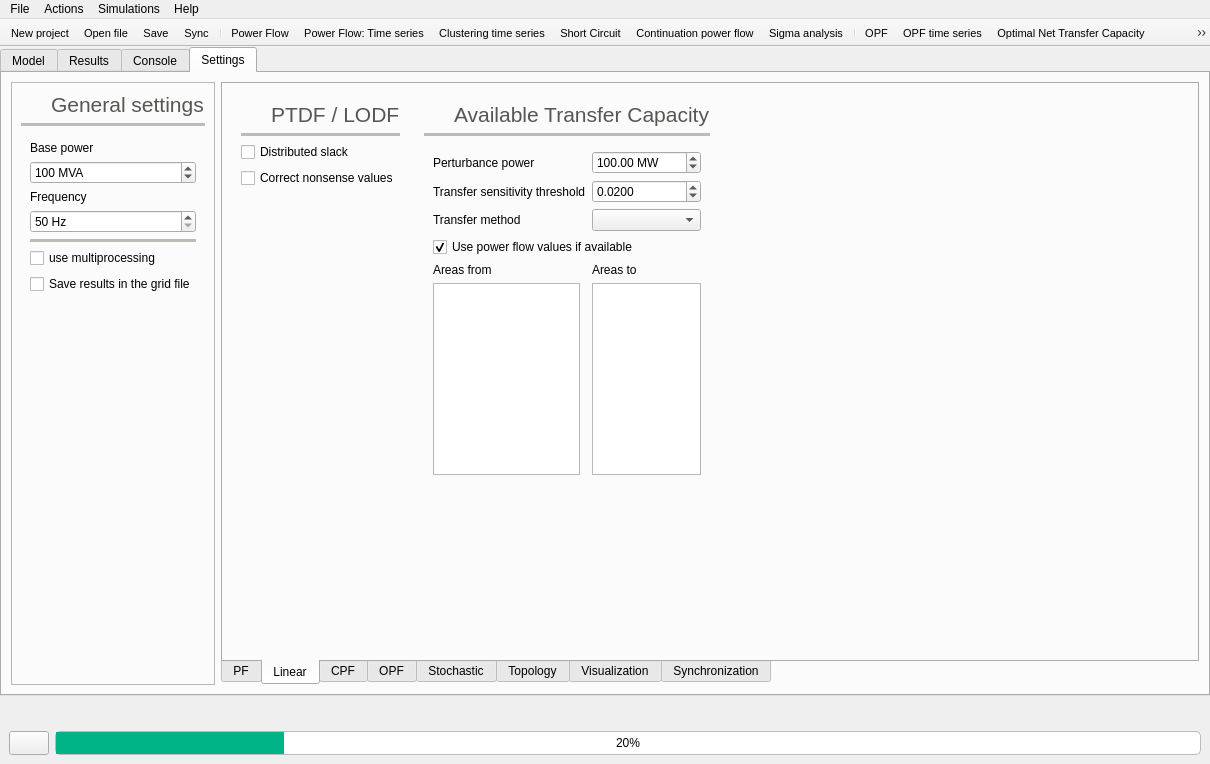
First picture: the form in src/GridCal/Gui/Main/MainWindow.ui, repository SanPen/GridCal, before the edit.
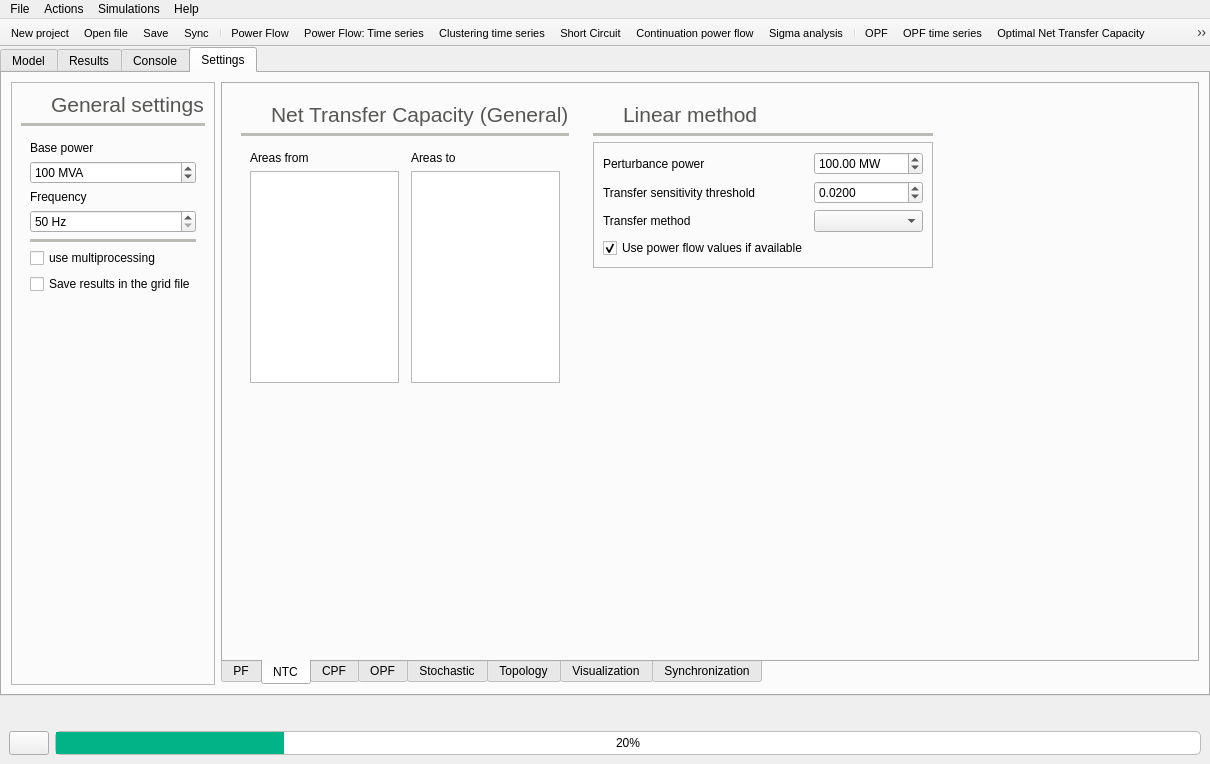
Second picture: the form after the edit. The open tabs and pages were chosen to show the change. Icons and pictures are not drawn.

What changed in the file:
```diff
--- a/src/GridCal/Gui/Main/MainWindow.ui
+++ b/src/GridCal/Gui/Main/MainWindow.ui
@@ -2976,33 +2976,6 @@
                 </widget>
                </item>
                <item>
-                <spacer name="verticalSpacer_10">
-                 <property name="orientation">
-                  <enum>Qt::Vertical</enum>
-                 </property>
-                 <property name="sizeHint" stdset="0">
-                  <size>
-                   <width>20</width>
-                   <height>40</height>
-                  </size>
-                 </property>
-                </spacer>
-               </item>
-              </layout>
-             </widget>
-            </item>
-           </layout>
-          </widget>
-          <widget class="QWidget" name="tab_9">
-           <attribute name="icon">
-            <iconset resource="icons.qrc">
-             <normaloff>:/Icons/icons/ptdf.svg</normaloff>:/Icons/icons/ptdf.svg</iconset>
-           </attribute>
-           <attribute name="title">
-            <string>Linear</string>
-           </attribute>
-           <layout class="QHBoxLayout" name="horizontalLayout_8">
-            <item>
              <widget class="QFrame" name="frame_32">
               <property name="frameShape">
                <enum>QFrame::NoFrame</enum>
@@ -3199,6 +3172,33 @@
              </widget>
             </item>
             <item>
+                <spacer name="verticalSpacer_10">
+                 <property name="orientation">
+                  <enum>Qt::Vertical</enum>
+                 </property>
+                 <property name="sizeHint" stdset="0">
+                  <size>
+                   <width>20</width>
+                   <height>40</height>
+                  </size>
+                 </property>
+                </spacer>
+               </item>
+              </layout>
+             </widget>
+            </item>
+           </layout>
+          </widget>
+          <widget class="QWidget" name="tab_9">
+           <attribute name="icon">
+            <iconset resource="icons.qrc">
+             <normaloff>:/Icons/icons/ntc_opf.svg</normaloff>:/Icons/icons/ntc_opf.svg</iconset>
+           </attribute>
+           <attribute name="title">
+            <string>NTC</string>
+           </attribute>
+           <layout class="QHBoxLayout" name="horizontalLayout_8">
+            <item>
              <widget class="QFrame" name="frame_64">
               <property name="frameShape">
                <enum>QFrame::NoFrame</enum>
@@ -3207,57 +3207,7 @@
                <enum>QFrame::Raised</enum>
               </property>
               <layout class="QGridLayout" name="gridLayout_13">
-               <item row="1" column="0" colspan="2">
-                <widget class="Line" name="line_23">
-                 <property name="palette">
-                  <palette>
-                   <active>
-                    <colorrole role="WindowText">
-                     <brush brushstyle="SolidPattern">
-                      <color alpha="255">
-                       <red>186</red>
-                       <green>189</green>
-                       <blue>182</blue>
-                      </color>
-                     </brush>
-                    </colorrole>
-                   </active>
-                   <inactive>
-                    <colorrole role="WindowText">
-                     <brush brushstyle="SolidPattern">
-                      <color alpha="255">
-                       <red>186</red>
-                       <green>189</green>
-                       <blue>182</blue>
-                      </color>
-                     </brush>
-                    </colorrole>
-                   </inactive>
-                   <disabled>
-                    <colorrole role="WindowText">
-                     <brush brushstyle="SolidPattern">
-                      <color alpha="255">
-                       <red>190</red>
-                       <green>190</green>
-                       <blue>190</blue>
-                      </color>
-                     </brush>
-                    </colorrole>
-                   </disabled>
-                  </palette>
-                 </property>
-                 <property name="frameShadow">
-                  <enum>QFrame::Plain</enum>
-                 </property>
-                 <property name="lineWidth">
-                  <number>4</number>
-                 </property>
-                 <property name="orientation">
-                  <enum>Qt::Horizontal</enum>
-                 </property>
-                </widget>
-               </item>
-               <item row="3" column="1">
+               <item row="5" column="1">
                 <spacer name="verticalSpacer_9">
                  <property name="orientation">
                   <enum>Qt::Vertical</enum>
@@ -3270,81 +3220,7 @@
                  </property>
                 </spacer>
                </item>
-               <item row="0" column="0">
-                <widget class="QLabel" name="label_90">
-                 <property name="minimumSize">
-                  <size>
-                   <width>24</width>
-                   <height>24</height>
-                  </size>
-                 </property>
-                 <property name="maximumSize">
-                  <size>
-                   <width>24</width>
-                   <height>24</height>
-                  </size>
-                 </property>
-                 <property name="text">
-                  <string/>
-                 </property>
-                 <property name="pixmap">
-                  <pixmap resource="icons.qrc">:/Icons/icons/atc.svg</pixmap>
-                 </property>
-                 <property name="scaledContents">
-                  <bool>true</bool>
-                 </property>
-                </widget>
-               </item>
-               <item row="0" column="1">
-                <widget class="QLabel" name="label_61">
-                 <property name="palette">
-                  <palette>
-                   <active>
-                    <colorrole role="WindowText">
-                     <brush brushstyle="SolidPattern">
-                      <color alpha="255">
-                       <red>85</red>
-                       <green>87</green>
-                       <blue>83</blue>
-                      </color>
-                     </brush>
-                    </colorrole>
-                   </active>
-                   <inactive>
-                    <colorrole role="WindowText">
-                     <brush brushstyle="SolidPattern">
-                      <color alpha="255">
-                       <red>85</red>
-                       <green>87</green>
-                       <blue>83</blue>
-                      </color>
-                     </brush>
-                    </colorrole>
-                   </inactive>
-                   <disabled>
-                    <colorrole role="WindowText">
-                     <brush brushstyle="SolidPattern">
-                      <color alpha="255">
-                       <red>190</red>
-                       <green>190</green>
-                       <blue>190</blue>
-                      </color>
-                     </brush>
-                    </colorrole>
-                   </disabled>
-                  </palette>
-                 </property>
-                 <property name="font">
-                  <font>
-                   <pointsize>16</pointsize>
-                  </font>
-                 </property>
-                 <property name="text">
-                  <string>Available Transfer Capacity</string>
-                 </property>
-                </widget>
-               </item>
-               <item row="2" column="0" colspan="2">
+               <item row="3" column="0" colspan="2">
                 <widget class="QFrame" name="frame_63">
                  <property name="frameShape">
                   <enum>QFrame::NoFrame</enum>
@@ -3353,64 +3229,312 @@
                   <enum>QFrame::Raised</enum>
                  </property>
                  <layout class="QGridLayout" name="gridLayout_4">
-                  <item row="6" column="2">
+                  <item row="5" column="2">
                    <widget class="QLabel" name="label_21">
                     <property name="text">
                      <string>Areas to</string>
                     </property>
                    </widget>
                   </item>
-                  <item row="3" column="0" colspan="2">
-                   <widget class="QLabel" name="label_62">
-                    <property name="text">
-                     <string>Transfer sensitivity threshold</string>
-                    </property>
-                   </widget>
+                  <item row="7" column="2">
+                   <widget class="QListView" name="areaToListView"/>
                   </item>
-                  <item row="6" column="0" colspan="2">
+                  <item row="5" column="0" colspan="2">
                    <widget class="QLabel" name="label_41">
                     <property name="text">
                      <string>Areas from</string>
                     </property>
                    </widget>
                   </item>
-                  <item row="4" column="0" colspan="2">
-                   <widget class="QLabel" name="label_77">
-                    <property name="text">
-                     <string>Transfer method</string>
-                    </property>
-                   </widget>
-                  </item>
-                  <item row="4" column="2">
-                   <widget class="QComboBox" name="transferMethodComboBox"/>
-                  </item>
-                  <item row="2" column="0" colspan="2">
-                   <widget class="QLabel" name="label_91">
-                    <property name="text">
-                     <string>Perturbance power</string>
-                    </property>
-                   </widget>
-                  </item>
-                  <item row="8" column="0">
+                  <item row="7" column="0">
                    <widget class="QListView" name="areaFromListView"/>
                   </item>
-                  <item row="3" column="2">
-                   <widget class="QDoubleSpinBox" name="atcThresholdSpinBox">
-                    <property name="toolTip">
-                     <string>Threshold used to discard insensitive branches</string>
-                    </property>
-                    <property name="decimals">
+                 </layout>
+                </widget>
+               </item>
+               <item row="1" column="0">
+                <widget class="QLabel" name="label_92">
+                 <property name="minimumSize">
+                  <size>
+                   <width>24</width>
+                   <height>24</height>
+                  </size>
+                 </property>
+                 <property name="maximumSize">
+                  <size>
+                   <width>24</width>
+                   <height>24</height>
+                  </size>
+                 </property>
+                 <property name="text">
+                  <string/>
+                 </property>
+                 <property name="pixmap">
+                  <pixmap resource="icons.qrc">:/Icons/icons/ntc_opf.svg</pixmap>
+                 </property>
+                 <property name="scaledContents">
+                  <bool>true</bool>
+                 </property>
+                </widget>
+               </item>
+               <item row="1" column="1">
+                <widget class="QLabel" name="label_95">
+                 <property name="palette">
+                  <palette>
+                   <active>
+                    <colorrole role="WindowText">
+                     <brush brushstyle="SolidPattern">
+                      <color alpha="255">
+                       <red>85</red>
+                       <green>87</green>
+                       <blue>83</blue>
+                      </color>
+                     </brush>
+                    </colorrole>
+                   </active>
+                   <inactive>
+                    <colorrole role="WindowText">
+                     <brush brushstyle="SolidPattern">
+                      <color alpha="255">
+                       <red>85</red>
+                       <green>87</green>
+                       <blue>83</blue>
+                      </color>
+                     </brush>
+                    </colorrole>
+                   </inactive>
+                   <disabled>
+                    <colorrole role="WindowText">
+                     <brush brushstyle="SolidPattern">
+                      <color alpha="255">
+                       <red>190</red>
+                       <green>190</green>
+                       <blue>190</blue>
+                      </color>
+                     </brush>
+                    </colorrole>
+                   </disabled>
+                  </palette>
+                 </property>
+                 <property name="font">
+                  <font>
+                   <pointsize>16</pointsize>
+                  </font>
+                 </property>
+                 <property name="text">
+                  <string>Net Transfer Capacity (General)</string>
+                 </property>
+                </widget>
+               </item>
+               <item row="2" column="0" colspan="2">
+                <widget class="Line" name="line_26">
+                 <property name="palette">
+                  <palette>
+                   <active>
+                    <colorrole role="WindowText">
+                     <brush brushstyle="SolidPattern">
+                      <color alpha="255">
+                       <red>186</red>
+                       <green>189</green>
+                       <blue>182</blue>
+                      </color>
+                     </brush>
+                    </colorrole>
+                   </active>
+                   <inactive>
+                    <colorrole role="WindowText">
+                     <brush brushstyle="SolidPattern">
+                      <color alpha="255">
+                       <red>186</red>
+                       <green>189</green>
+                       <blue>182</blue>
+                      </color>
+                     </brush>
+                    </colorrole>
+                   </inactive>
+                   <disabled>
+                    <colorrole role="WindowText">
+                     <brush brushstyle="SolidPattern">
+                      <color alpha="255">
+                       <red>190</red>
+                       <green>190</green>
+                       <blue>190</blue>
+                      </color>
+                     </brush>
+                    </colorrole>
+                   </disabled>
+                  </palette>
+                 </property>
+                 <property name="frameShadow">
+                  <enum>QFrame::Plain</enum>
+                 </property>
+                 <property name="lineWidth">
                      <number>4</number>
                     </property>
-                    <property name="maximum">
-                     <double>1.000000000000000</double>
-                    </property>
-                    <property name="value">
-                     <double>0.020000000000000</double>
-                    </property>
-                   </widget>
-                  </item>
-                  <item row="2" column="2">
+                 <property name="orientation">
+                  <enum>Qt::Horizontal</enum>
+                 </property>
+                </widget>
+               </item>
+              </layout>
+             </widget>
+            </item>
+            <item>
+             <widget class="QFrame" name="frame_65">
+              <property name="frameShape">
+               <enum>QFrame::NoFrame</enum>
+              </property>
+              <property name="frameShadow">
+               <enum>QFrame::Raised</enum>
+              </property>
+              <layout class="QGridLayout" name="gridLayout_15">
+               <item row="1" column="0" colspan="2">
+                <widget class="Line" name="line_23">
+                 <property name="palette">
+                  <palette>
+                   <active>
+                    <colorrole role="WindowText">
+                     <brush brushstyle="SolidPattern">
+                      <color alpha="255">
+                       <red>186</red>
+                       <green>189</green>
+                       <blue>182</blue>
+                      </color>
+                     </brush>
+                    </colorrole>
+                   </active>
+                   <inactive>
+                    <colorrole role="WindowText">
+                     <brush brushstyle="SolidPattern">
+                      <color alpha="255">
+                       <red>186</red>
+                       <green>189</green>
+                       <blue>182</blue>
+                      </color>
+                     </brush>
+                    </colorrole>
+                   </inactive>
+                   <disabled>
+                    <colorrole role="WindowText">
+                     <brush brushstyle="SolidPattern">
+                      <color alpha="255">
+                       <red>190</red>
+                       <green>190</green>
+                       <blue>190</blue>
+                      </color>
+                     </brush>
+                    </colorrole>
+                   </disabled>
+                  </palette>
+                 </property>
+                 <property name="frameShadow">
+                  <enum>QFrame::Plain</enum>
+                 </property>
+                 <property name="lineWidth">
+                  <number>4</number>
+                 </property>
+                 <property name="orientation">
+                  <enum>Qt::Horizontal</enum>
+                 </property>
+                </widget>
+               </item>
+               <item row="0" column="1">
+                <widget class="QLabel" name="label_61">
+                 <property name="palette">
+                  <palette>
+                   <active>
+                    <colorrole role="WindowText">
+                     <brush brushstyle="SolidPattern">
+                      <color alpha="255">
+                       <red>85</red>
+                       <green>87</green>
+                       <blue>83</blue>
+                      </color>
+                     </brush>
+                    </colorrole>
+                   </active>
+                   <inactive>
+                    <colorrole role="WindowText">
+                     <brush brushstyle="SolidPattern">
+                      <color alpha="255">
+                       <red>85</red>
+                       <green>87</green>
+                       <blue>83</blue>
+                      </color>
+                     </brush>
+                    </colorrole>
+                   </inactive>
+                   <disabled>
+                    <colorrole role="WindowText">
+                     <brush brushstyle="SolidPattern">
+                      <color alpha="255">
+                       <red>190</red>
+                       <green>190</green>
+                       <blue>190</blue>
+                      </color>
+                     </brush>
+                    </colorrole>
+                   </disabled>
+                  </palette>
+                 </property>
+                 <property name="font">
+                  <font>
+                   <pointsize>16</pointsize>
+                  </font>
+                 </property>
+                 <property name="text">
+                  <string>Linear method</string>
+                 </property>
+                </widget>
+               </item>
+               <item row="0" column="0">
+                <widget class="QLabel" name="label_90">
+                 <property name="minimumSize">
+                  <size>
+                   <width>24</width>
+                   <height>24</height>
+                  </size>
+                 </property>
+                 <property name="maximumSize">
+                  <size>
+                   <width>24</width>
+                   <height>24</height>
+                  </size>
+                 </property>
+                 <property name="text">
+                  <string/>
+                 </property>
+                 <property name="pixmap">
+                  <pixmap resource="icons.qrc">:/Icons/icons/atc.svg</pixmap>
+                 </property>
+                 <property name="scaledContents">
+                  <bool>true</bool>
+                 </property>
+                </widget>
+               </item>
+               <item row="3" column="1">
+                <spacer name="verticalSpacer_17">
+                 <property name="orientation">
+                  <enum>Qt::Vertical</enum>
+                 </property>
+                 <property name="sizeHint" stdset="0">
+                  <size>
+                   <width>20</width>
+                   <height>365</height>
+                  </size>
+                 </property>
+                </spacer>
+               </item>
+               <item row="2" column="0" colspan="2">
+                <widget class="QFrame" name="frame_66">
+                 <property name="frameShape">
+                  <enum>QFrame::StyledPanel</enum>
+                 </property>
+                 <property name="frameShadow">
+                  <enum>QFrame::Raised</enum>
+                 </property>
+                 <layout class="QGridLayout" name="gridLayout_16">
+                  <item row="0" column="1">
                    <widget class="QDoubleSpinBox" name="atcPerturbanceSpinBox">
                     <property name="toolTip">
                      <string>Amount of power used to compute the branches sensitivity to the transfer</string>
@@ -3426,10 +3550,47 @@
                     </property>
                    </widget>
                   </item>
-                  <item row="8" column="2">
-                   <widget class="QListView" name="areaToListView"/>
+                  <item row="0" column="0">
+                   <widget class="QLabel" name="label_91">
+                    <property name="text">
+                     <string>Perturbance power</string>
+                    </property>
+                   </widget>
                   </item>
-                  <item row="5" column="0" colspan="3">
+                  <item row="2" column="1">
+                   <widget class="QComboBox" name="transferMethodComboBox"/>
+                  </item>
+                  <item row="1" column="0">
+                   <widget class="QLabel" name="label_62">
+                    <property name="text">
+                     <string>Transfer sensitivity threshold</string>
+                    </property>
+                   </widget>
+                  </item>
+                  <item row="2" column="0">
+                   <widget class="QLabel" name="label_77">
+                    <property name="text">
+                     <string>Transfer method</string>
+                    </property>
+                   </widget>
+                  </item>
+                  <item row="1" column="1">
+                   <widget class="QDoubleSpinBox" name="atcThresholdSpinBox">
+                    <property name="toolTip">
+                     <string>Threshold used to discard insensitive branches</string>
+                    </property>
+                    <property name="decimals">
+                     <number>4</number>
+                    </property>
+                    <property name="maximum">
+                     <double>1.000000000000000</double>
+                    </property>
+                    <property name="value">
+                     <double>0.020000000000000</double>
+                    </property>
+                   </widget>
+                  </item>
+                  <item row="3" column="0">
                    <widget class="QCheckBox" name="usePfValuesForAtcCheckBox">
                     <property name="text">
                      <string>Use power flow values if available</string>
```
Left out of the diff: 2 changed lines with no effect on the pictures. Lines whose indentation alone changed are shown as unchanged.
